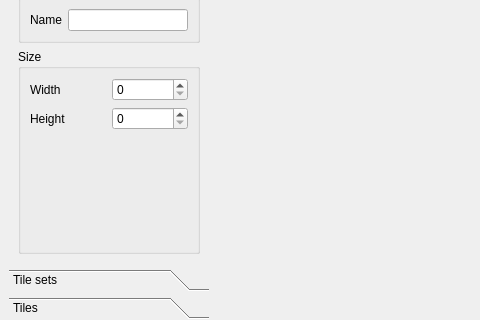
mgottschlag/backlot-old, file tools/mapeditor/ui/MainWindow.ui: the form before one commit; both pictures show x 0 to 480 and y 114 to 434 of the 702 by 548 pixel window.
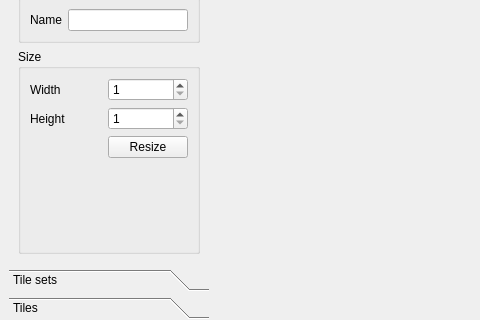
The form after the commit. Icons and pictures are not drawn. Custom widgets are drawn as their Qt base class.

Diff of the .ui file:
```diff
--- a/tools/mapeditor/ui/MainWindow.ui
+++ b/tools/mapeditor/ui/MainWindow.ui
@@ -84,7 +84,7 @@
              </property>
             </widget>
            </item>
-           <item row="2" column="1">
+           <item row="3" column="1">
             <spacer name="verticalSpacer">
              <property name="orientation">
               <enum>Qt::Vertical</enum>
@@ -98,10 +98,31 @@
             </spacer>
            </item>
            <item row="0" column="1">
-            <widget class="QSpinBox" name="width"/>
+            <widget class="QSpinBox" name="width">
+             <property name="minimum">
+              <number>1</number>
+             </property>
+             <property name="maximum">
+              <number>1024</number>
+             </property>
+            </widget>
            </item>
            <item row="1" column="1">
-            <widget class="QSpinBox" name="height"/>
+            <widget class="QSpinBox" name="height">
+             <property name="minimum">
+              <number>1</number>
+             </property>
+             <property name="maximum">
+              <number>1024</number>
+             </property>
+            </widget>
+           </item>
+           <item row="2" column="1">
+            <widget class="QPushButton" name="resize">
+             <property name="text">
+              <string>Resize</string>
+             </property>
+            </widget>
            </item>
           </layout>
          </widget>
```
